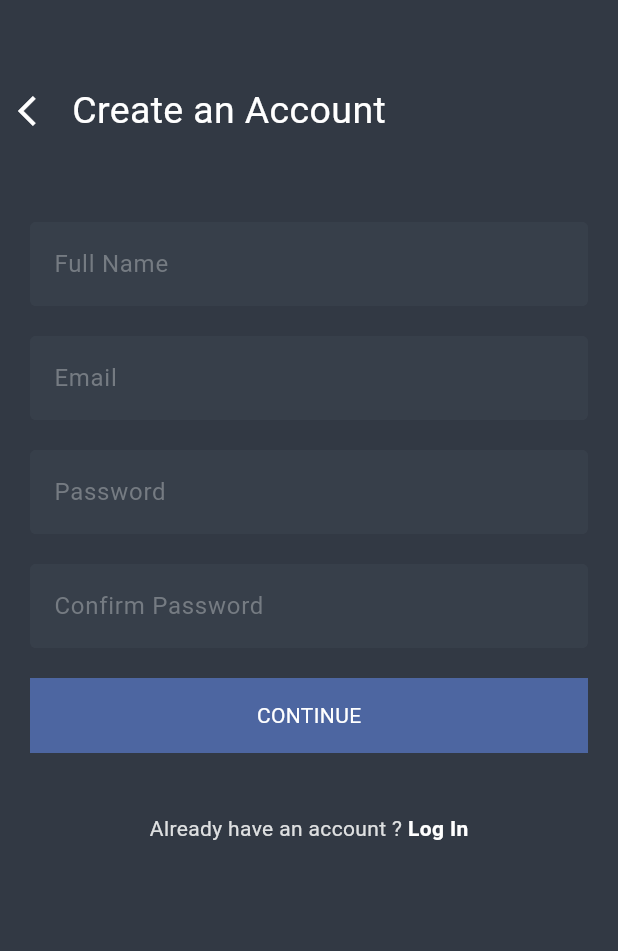
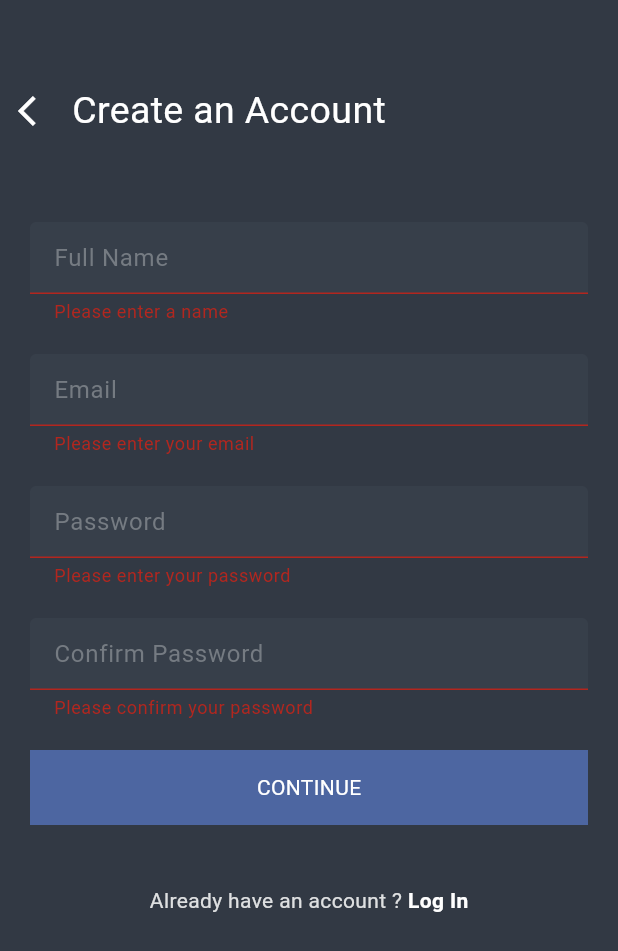
Before and after one commit to MUHAMMED-MUFSIR-KK/TASK-APP, a Flutter app: the SignUpPage screen opened by its route, after a tap on "CONTINUE", on a phone screen of 412 x 824 dp. Shown: the top 951 px of the screen. Run offline on Flutter 3.47's test engine with Material 3 defaults, Android fonts, the phone set to English and light mode, and no system bars; our stand-ins replace firebase_auth, firebase_core, flutter_riverpod, go_router, hooks_riverpod, riverpod_annotation; accounts and stored records are empty; generated files the repository leaves out were written again.

Commit message:
auth completed

```diff
--- a/lib/core/router/go_router.dart
+++ b/lib/core/router/go_router.dart
@@ -1,19 +1,29 @@
-import 'package:flutter_application_1/features/authentication/view/pages/create_account_page.dart';
+import 'package:flutter_application_1/features/authentication/view/pages/signup_page.dart';
 import 'package:flutter_application_1/features/authentication/view/pages/forgot_page.dart';
 import 'package:flutter_application_1/features/authentication/view/pages/login_page.dart';
 import 'package:flutter_application_1/features/todo/view/pages/categories_page.dart';
 import 'package:flutter_application_1/features/todo/view/pages/settings_page.dart';
+import 'package:flutter_application_1/main.dart';
 import 'package:go_router/go_router.dart';
 
 final GoRouter router = GoRouter(
-  initialLocation: SignUpPage.routePath,
+  initialLocation: LogInPage.routePath,
+  navigatorKey: MyApp.navigatorKey,
   routes: [
     GoRoute(
-      path: "/LoginPage",
-      builder: (context, state) => SignInPage(),
+      path: "/LogInPage",
+      builder: (context, state) => const LogInPage(),
+      // redirect: (context, state) {
+      //   final auth = AuthServices();
+      //   final user = auth.getCurrentUser();
+      //   if (user != null) {
+      //     return CategoriesPage.routerPath;
+      //   }
+      //   return null;
+      // },
     ),
     GoRoute(
-      path: "/CreateAccountPage",
+      path: "/SignUpPage",
       builder: (context, state) => SignUpPage(),
     ),
     GoRoute(
--- /dev/null
+++ b/lib/features/authentication/model/auth_services.dart
@@ -0,0 +1,39 @@
+import 'package:firebase_auth/firebase_auth.dart';
+
+class AuthServices {
+  final FirebaseAuth _auth = FirebaseAuth.instance;
+
+  Stream<User?> get authStateChanges => _auth.authStateChanges();
+
+  Future<void> signUp(
+    String email,
+    String password,
+  ) async {
+    await _auth.createUserWithEmailAndPassword(
+      email: email,
+      password: password,
+    );
+  }
+
+  Future<void> signIn(
+    String email,
+    String password,
+  ) async {
+    await _auth.signInWithEmailAndPassword(
+      email: email,
+      password: password,
+    );
+  }
+
+  Future<void> signOut() async {
+    await _auth.signOut();
+  }
+
+  User? getCurrentUser() {
+    return _auth.currentUser;
+  }
+
+  Future<void> passwordReset(String email) async {
+    await _auth.sendPasswordResetEmail(email: email);
+  }
+}
--- a/lib/features/authentication/view/pages/create_account_page.dart
+++ b/lib/features/authentication/view/pages/signup_page.dart
@@ -3,24 +3,39 @@ import 'package:flutter/material.dart';
 import 'package:flutter_application_1/features/authentication/view/pages/login_page.dart';
 import 'package:flutter_application_1/features/authentication/view/widget/button.widget.dart';
 import 'package:flutter_application_1/features/authentication/view/widget/link_text_widget.dart';
+import 'package:flutter_application_1/features/authentication/view_model/auth_controller.dart';
 
 import 'package:go_router/go_router.dart';
+import 'package:hooks_riverpod/hooks_riverpod.dart';
 
-class SignUpPage extends StatelessWidget {
-  static const routePath = "/CreateAccountPage";
+class SignUpPage extends HookConsumerWidget {
+  static const routePath = "/SignUpPage";
 
   const SignUpPage({super.key});
 
   @override
-  Widget build(BuildContext context) {
-    final signUpFormKey = GlobalKey<FormState>();
+  Widget build(BuildContext context, WidgetRef ref) {
+    TextEditingController emailController = TextEditingController();
+    TextEditingController passWordController = TextEditingController();
+    TextEditingController nameController = TextEditingController();
+    TextEditingController confirmPasswordController = TextEditingController();
+
+    final formKey = GlobalKey<FormState>();
+
+    void onSignUpButtonPressed() {
+      if (formKey.currentState!.validate()) {
+        ref
+            .read(authControllerProvider.notifier)
+            .signUp(emailController.text, passWordController.text);
+      }
+    }
 
     return Scaffold(
       backgroundColor: const Color.fromARGB(250, 46, 53, 64),
       body: ListView(
         children: [
           Form(
-            key: signUpFormKey,
+            key: formKey,
             child: Column(
               children: [
                 SizedBox(
@@ -31,7 +46,7 @@ class SignUpPage extends StatelessWidget {
                     IconButton(
                         color: Colors.white,
                         onPressed: () {
-                          context.push(SignInPage.routePath);
+                          context.push(LogInPage.routePath);
                         },
                         icon: Icon(Icons.arrow_back_ios)),
                     Text(
@@ -48,6 +63,11 @@ class SignUpPage extends StatelessWidget {
                   child: Column(
                     children: [
                       TextFormField(
+                        controller: nameController,
+                        validator: ref
+                            .read(authControllerProvider.notifier)
+                            .validateName,
+                        style: TextStyle(color: Colors.white),
                         decoration: InputDecoration(
                           fillColor: const Color.fromARGB(250, 55, 63, 74),
                           filled: true,
@@ -68,6 +88,11 @@ class SignUpPage extends StatelessWidget {
                         height: 20,
                       ),
                       TextFormField(
+                        controller: emailController,
+                        validator: ref
+                            .read(authControllerProvider.notifier)
+                            .validateEmail,
+                        style: TextStyle(color: Colors.white),
                         decoration: InputDecoration(
                           fillColor: const Color.fromARGB(250, 55, 63, 74),
                           filled: true,
@@ -88,6 +113,11 @@ class SignUpPage extends StatelessWidget {
                         height: 20,
                       ),
                       TextFormField(
+                        controller: passWordController,
+                        validator: ref
+                            .read(authControllerProvider.notifier)
+                            .validatePassword,
+                        style: TextStyle(color: Colors.white),
                         decoration: InputDecoration(
                           fillColor: const Color.fromARGB(250, 55, 63, 74),
                           filled: true,
@@ -108,6 +138,14 @@ class SignUpPage extends StatelessWidget {
                         height: 20,
                       ),
                       TextFormField(
+                        controller: confirmPasswordController,
+                        validator: (value) => ref
+                            .read(authControllerProvider.notifier)
+                            .validateConfirmPassword(
+                              value,
+                              passWordController.text,
+                            ),
+                        style: TextStyle(color: Colors.white),
                         decoration: InputDecoration(
                           fillColor: const Color.fromARGB(250, 55, 63, 74),
                           filled: true,
@@ -127,7 +165,11 @@ class SignUpPage extends StatelessWidget {
                       SizedBox(
                         height: 20,
                       ),
-                      ButtonWidget(text: "CONTINUE", onTap: () {}),
+                      ButtonWidget(
+                          text: "CONTINUE",
+                          onTap: () {
+                            onSignUpButtonPressed();
+                          }),
                       SizedBox(
                         height: 40,
                       ),
@@ -142,7 +184,7 @@ class SignUpPage extends StatelessWidget {
                           ),
                           LinkWidget(
                             text: "Log In",
-                            onTap: () => context.push(SignInPage.routePath),
+                            onTap: () => context.push(LogInPage.routePath),
                           )
                         ],
                       )
--- /dev/null
+++ b/lib/features/authentication/view_model/auth_controller.dart
@@ -0,0 +1,105 @@
+import 'package:flutter_application_1/core/router/utils/snackbar_utils.dart';
+import 'package:flutter_application_1/features/authentication/model/auth_services.dart';
+
+import 'package:flutter_application_1/features/authentication/view/pages/login_page.dart';
+import 'package:flutter_application_1/features/todo/view/pages/categories_page.dart';
+import 'package:flutter_application_1/main.dart';
+import 'package:go_router/go_router.dart';
+import 'package:riverpod_annotation/riverpod_annotation.dart';
+part 'auth_controller.g.dart';
+
+@Riverpod(keepAlive: true)
+class AuthController extends _$AuthController {
+  final authservice = AuthServices();
+  @override
+  void build() {
+    authservice.authStateChanges.listen((user) {
+      if (user != null) {
+        MyApp.navigatorKey.currentContext!.go(CategoriesPage.routerPath);
+      } else {
+        MyApp.navigatorKey.currentContext?.go(LogInPage.routePath);
+      }
+    });
+  }
+
+  Future<void> signUp(String email, String password) async {
+    try {
+      await authservice.signUp(email, password);
+
+      SnackbarUtils.showMessage(" Success ");
+    } catch (e) {
+      SnackbarUtils.showMessage(e.toString());
+    }
+  }
+
+  Future<void> logOut() async {
+    try {
+      await authservice.signOut();
+
+      SnackbarUtils.showMessage(" LogOut Success ");
+      MyApp.navigatorKey.currentContext?.go(LogInPage.routePath);
+    } catch (e) {
+      SnackbarUtils.showMessage(e.toString());
+    }
+  }
+
+  Future<void> signIn(String email, String password) async {
+    try {
+      await authservice.signIn(email, password);
+      SnackbarUtils.showMessage("Login Success");
+    } catch (e) {
+      SnackbarUtils.showMessage(e.toString());
+    }
+  }
+
+  Future<void> sendPasswordResetEmail(String email) async {
+    try {
+      await authservice.passwordReset(email);
+      SnackbarUtils.showMessage("Password reset email sent!");
+    } catch (e) {
+      SnackbarUtils.showMessage(e.toString());
+    }
+  }
+
+  // validation
+
+  String? validateName(String? value) {
+    if (value == null || value.isEmpty) {
+      return 'Please enter a name';
+    }
+    if (value.length < 4) {
+      return 'Password must be at least 4 characters';
+    }
+    return null;
+  }
+
+  String? validateEmail(String? value) {
+    if (value == null || value.isEmpty) {
+      return 'Please enter your email';
+    }
+    if (!RegExp(r'^[\w-\.]+@([\w-]+\.)+[\w-]{2,4}$').hasMatch(value)) {
+      return 'Please enter a valid email';
+    }
+    return null;
+  }
+
+  String? validatePassword(String? value) {
+    if (value == null || value.isEmpty) {
+      return 'Please enter your password';
+    }
+    if (value.length < 6) {
+      return 'Password must be at least 6 characters';
+    }
+    return null;
+  }
+
+  String? validateConfirmPassword(String? value, String? password) {
+    if (value == null || value.isEmpty) {
+      return 'Please confirm your password';
+    }
+    if (value != password) {
+      return 'Passwords do not match';
+    }
+    return null;
+  }
+}
--- a/lib/main.dart
+++ b/lib/main.dart
@@ -2,23 +2,26 @@ import 'package:firebase_core/firebase_core.dart';
 import 'package:flutter/material.dart';
 import 'package:flutter_application_1/core/router/go_router.dart';
 import 'package:flutter_application_1/firebase_options.dart';
+import 'package:flutter_riverpod/flutter_riverpod.dart';
 
 void main() async {
   WidgetsFlutterBinding.ensureInitialized();
   await Firebase.initializeApp(
     options: DefaultFirebaseOptions.currentPlatform,
   );
-  runApp(
-    const MyApp(),
-  );
+  runApp(ProviderScope(child: MyApp()));
 }
 
 class MyApp extends StatelessWidget {
+  static final navigatorKey = GlobalKey<NavigatorState>();
+  static final scaffoldMessengerKey = GlobalKey<ScaffoldMessengerState>();
+
   const MyApp({super.key});
 
   @override
   Widget build(BuildContext context) {
     return MaterialApp.router(
+      scaffoldMessengerKey: MyApp.scaffoldMessengerKey,
       routerConfig: router,
       title: ' GoRouter',
       debugShowCheckedModeBanner: false,
```
Also changed, not shown: lib/core/router/utils/snackbar_utils.dart (added, +13 -0 lines), lib/features/authentication/model/auth_provider.dart (deleted, +0 -91 lines), lib/features/authentication/view/pages/forgot_page.dart (+25 -5 lines), lib/features/authentication/view/pages/login_page.dart (+34 -8 lines), lib/features/authentication/view_model/auth_services.dart (deleted, +0 -43 lines), lib/features/todo/view/pages/settings_page.dart (+25 -4 lines), pubspec.yaml (+7 -0 lines), lib/features/authentication/model/user_model.dart (added), lib/features/authentication/view_model/auth_controller.g.dart (added), pubspec.lock, 125 other files.
